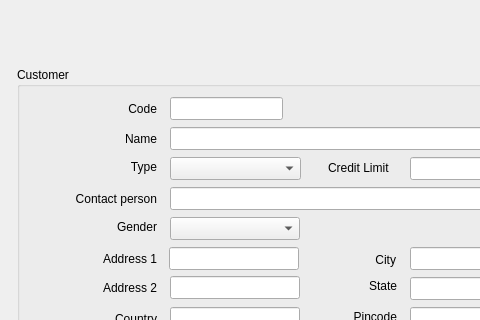
The window that src/customerform.ui (thamizha/angadi) describes before a commit, drawn with Qt 5; both pictures show x 0 to 480 and y 0 to 320 of the 634 by 634 pixel window.
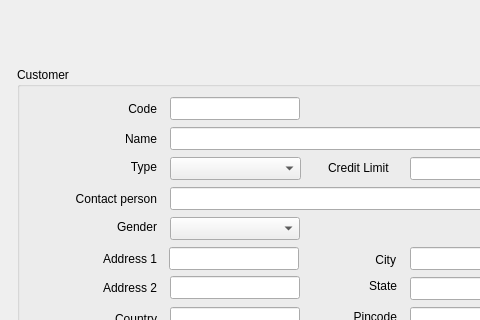
The same window after the commit.

Commit message: Customer form validation in progress

```diff
--- a/src/customerform.ui
+++ b/src/customerform.ui
@@ -516,7 +516,7 @@
            <rect>
             <x>153</x>
             <y>30</y>
-            <width>113</width>
+            <width>130</width>
             <height>23</height>
            </rect>
           </property>
```
The commit also changes 3 other files.
